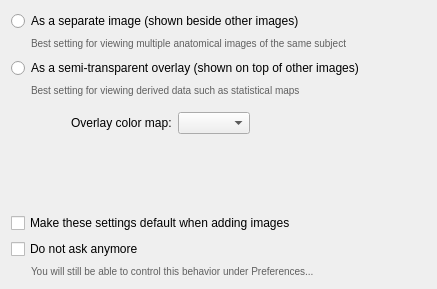
pyushkevich/itksnap, file GUI/Qt/Windows/ImageIOWizard/OverlayRolePage.ui: the form before one commit.
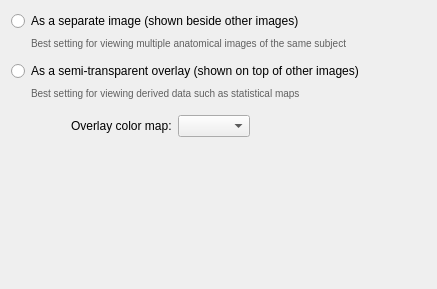
The form after the commit.

Commit message: Fixed thumbnail related crash and cleaned up add image / overlay GUI

The edit to the form file:
```diff
--- a/GUI/Qt/Windows/ImageIOWizard/OverlayRolePage.ui
+++ b/GUI/Qt/Windows/ImageIOWizard/OverlayRolePage.ui
@@ -82,7 +82,7 @@
         <property name="sizeHint" stdset="0">
          <size>
           <width>20</width>
-          <height>2</height>
+          <height>5</height>
          </size>
         </property>
        </spacer>
@@ -165,6 +165,22 @@
         </layout>
        </widget>
       </item>
+      <item>
+       <spacer name="verticalSpacer_3">
+        <property name="orientation">
+         <enum>Qt::Vertical</enum>
+        </property>
+        <property name="sizeType">
+         <enum>QSizePolicy::Fixed</enum>
+        </property>
+        <property name="sizeHint" stdset="0">
+         <size>
+          <width>20</width>
+          <height>5</height>
+         </size>
+        </property>
+       </spacer>
+      </item>
       <item>
        <spacer name="verticalSpacer">
         <property name="orientation">
@@ -178,20 +194,6 @@
         </property>
        </spacer>
       </item>
-      <item>
-       <widget class="QCheckBox" name="chkMakeDefault">
-        <property name="text">
-         <string>Make these settings default when adding images</string>
-        </property>
-       </widget>
-      </item>
-      <item>
-       <widget class="QCheckBox" name="chkDoNotAsk">
-        <property name="text">
-         <string>Do not ask anymore</string>
-        </property>
-       </widget>
-      </item>
       <item>
        <widget class="QWidget" name="widget_4" native="true">
         <layout class="QVBoxLayout" name="verticalLayout_2">
@@ -207,20 +209,6 @@
          <property name="bottomMargin">
           <number>0</number>
          </property>
-         <item>
-          <widget class="QLabel" name="label_5">
-           <property name="styleSheet">
-            <string notr="true">font-size:10px;
-color:rgb(96, 96, 96);</string>
-           </property>
-           <property name="text">
-            <string>You will still be able to control this behavior under Preferences...</string>
-           </property>
-           <property name="wordWrap">
-            <bool>true</bool>
-           </property>
-          </widget>
-         </item>
         </layout>
        </widget>
       </item>
```
The commit also changes 14 other files.
